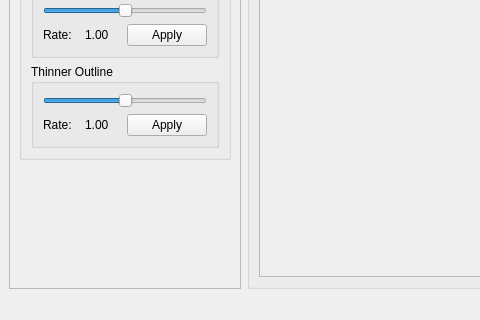
First picture: the form in ui/FaceBeautificationGUI.ui, repository samsgates/FaceBeautification, before the edit; both pictures show x 0 to 480 and y 310 to 630 of the 981 by 630 pixel window.
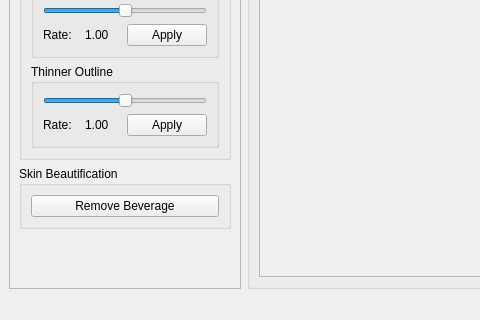
Second picture: the form after the edit. Icons and pictures are not drawn.

Commit message: Add remove beverage GUI

The edit to the form file:
```diff
--- a/ui/FaceBeautificationGUI.ui
+++ b/ui/FaceBeautificationGUI.ui
@@ -36,9 +36,9 @@
        <property name="geometry">
         <rect>
          <x>0</x>
-         <y>0</y>
+         <y>-30</y>
          <width>252</width>
-         <height>515</height>
+         <height>545</height>
         </rect>
        </property>
        <property name="sizePolicy">
@@ -240,6 +240,22 @@
           </layout>
          </widget>
         </item>
+        <item>
+         <widget class="QGroupBox" name="groupBox_8">
+          <property name="title">
+           <string>Skin Beautification</string>
+          </property>
+          <layout class="QVBoxLayout" name="verticalLayout_7">
+           <item>
+            <widget class="QPushButton" name="m_remove_beverage">
+             <property name="text">
+              <string>Remove Beverage</string>
+             </property>
+            </widget>
+           </item>
+          </layout>
+         </widget>
+        </item>
         <item>
          <spacer name="verticalSpacer">
           <property name="orientation">
```
Left out of the diff: 2 changed lines with no effect on the pictures. The commit also changes 4 other files.
